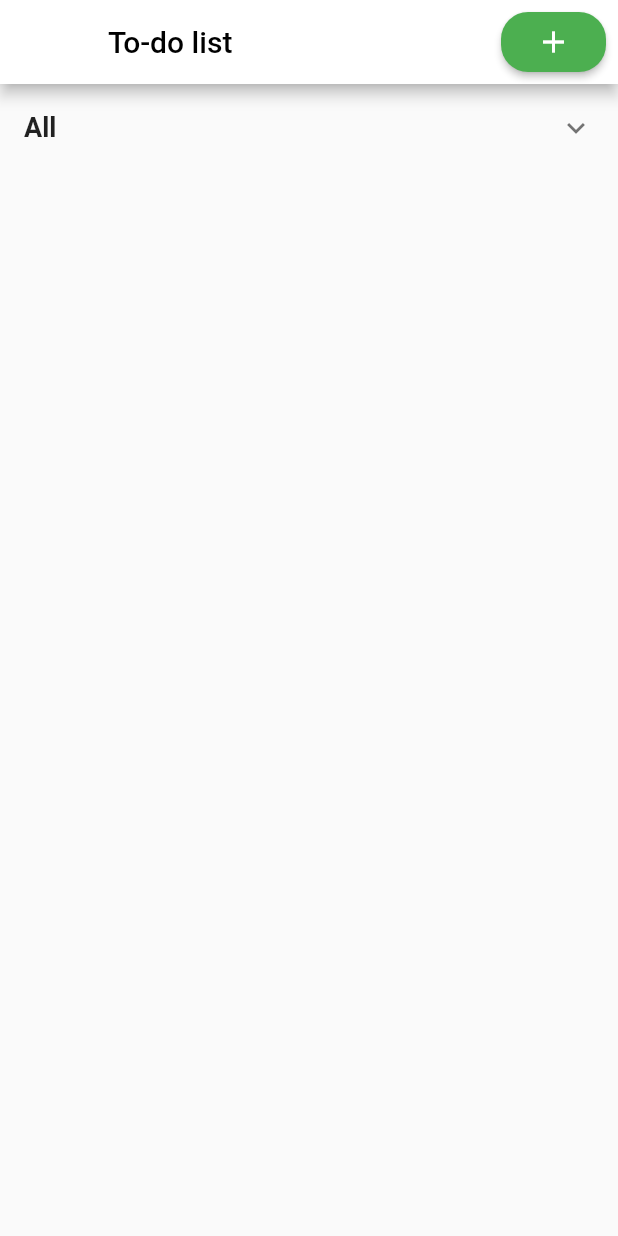
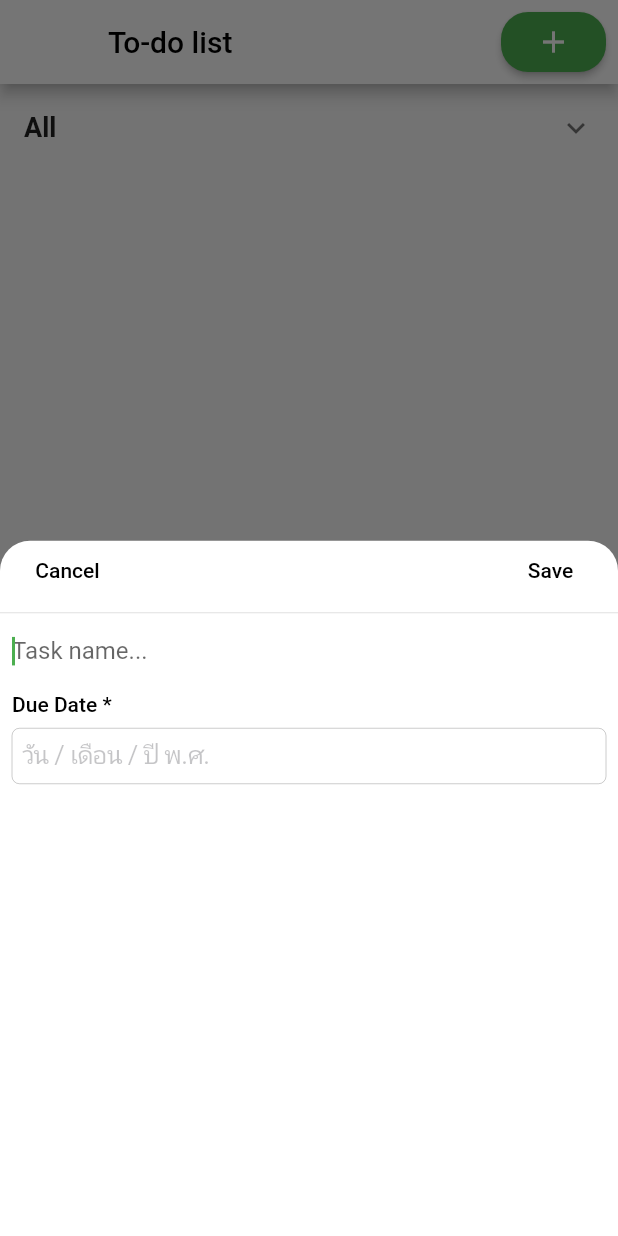
Before and after one commit to KongMono/todo-list, a Flutter app: the TodoListPage screen opened by its route, after a tap on the "add" icon, on a phone screen of 412 x 824 dp. Run offline on Flutter 3.47's test engine with Material 2 defaults, Android fonts, the phone set to English and light mode, and no system bars.

```diff
--- a/lib/screen/todo_list/todo_list.page.dart
+++ b/lib/screen/todo_list/todo_list.page.dart
@@ -11,10 +11,102 @@ class TodoListPage extends StatefulWidget {
 
 class _TodoListPageState extends State<TodoListPage> {
   Color _buttonColor = Colors.green;
+  TextEditingController textController = TextEditingController();
+  DateTime selectedDate = DateTime.now();
 
   @override
   void initState() {
     super.initState();
+  }
+
+  _modalBottomSheetMenu(store) {
+    showModalBottomSheet(
+        isDismissible: false,
+        shape: RoundedRectangleBorder(
+            borderRadius: new BorderRadius.only(
+                topLeft: const Radius.circular(20.0),
+                topRight: const Radius.circular(20.0))),
+        backgroundColor: Colors.white,
+        context: context,
+        builder: (builder) {
+          return new GestureDetector(
+              onTap: () {
+                FocusScope.of(context).unfocus();
+              },
+              child: new Container(
+                  height: 750.0,
+                  color: Colors.transparent,
+                  child: Column(
+                    crossAxisAlignment: CrossAxisAlignment.start,
+                    mainAxisSize: MainAxisSize.min,
+                    children: <Widget>[
+                      Row(
+                        children: <Widget>[
+                          new GestureDetector(
+                              onTap: () {
+                                Navigator.pop(context);
+                              },
+                              child: Container(
+                                  alignment: Alignment.center,
+                                  height: 30,
+                                  width: 70,
+                                  child: Padding(
+                                      padding:
+                                          const EdgeInsets.only(left: 20.0),
+                                      child: Text('Cancel',
+                                          style: TextStyle(
+                                              color: Colors.black,
+                                              fontWeight: FontWeight.w500),
+                                          textAlign: TextAlign.center)))),
+                          Expanded(
+                              child: Container(
+                                  height: 40, width: 40, child: null)),
+                          new GestureDetector(
+                              onTap: () {
+                                store.dispatch(AddTodoList(
+                                    listInfo: new ListInfo(
+                                        description: textController.text,
+                                        checked: false)));
+                                Navigator.pop(context);
+                              },
+                              child: Container(
+                                  alignment: Alignment.center,
+                                  height: 30,
+                                  width: 70,
+                                  child: Padding(
+                                      padding:
+                                          const EdgeInsets.only(right: 20.0),
+                                      child: Text('Save',
+                                          style: TextStyle(
+                                              color: Colors.black,
+                                              fontWeight: FontWeight.w500),
+                                          textAlign: TextAlign.center)))),
+                        ],
+                      ),
+                      Divider(),
+                      Padding(
+                          padding: const EdgeInsets.all(8.0),
+                          child: TextField(
+                              controller: textController,
+                              decoration: new InputDecoration.collapsed(
+                                  hintText: 'Task name...'),
+                              autofocus: true)),
+                      Padding(
+                          padding: const EdgeInsets.only(left: 8.0, top: 10.0),
+                          child: Text('Due Date *',
+                              style: TextStyle(
+                                  color: Colors.black,
+                                  fontWeight: FontWeight.w500),
+                              textAlign: TextAlign.center)),
+                      Padding(
+                          padding: const EdgeInsets.all(8.0),
+                          child: CupertinoTextField(
+                            obscureText: true,
+                            placeholder: "วัน / เดือน / ปี พ.ศ.",
+                          ))
+                    ],
+                  )));
+        });
   }
 
   @override
@@ -46,47 +138,53 @@ class _TodoListPageState extends State<TodoListPage> {
                                 Icons.add,
                                 color: Colors.white,
                               ),
-                              onPressed: () {},
+                              onPressed: () {
+                                _modalBottomSheetMenu(store);
+                              },
                             )),
                       ),
                     ],
                   ),
-                  body: Column(
+                  body: SingleChildScrollView(
+                      child: Column(
                     children: <Widget>[
                       ExpansionTile(
+                        backgroundColor: Colors.white,
                         title: Text("All",
                             style: TextStyle(
                                 fontSize: 18.0, fontWeight: FontWeight.bold)),
                         children: <Widget>[
                           _TodoList(
                               listInfo: store.currentState.todoList,
-                              store: store),
+                              store: store)
                         ],
-                      ),
+                      )
                     ],
-                  ),
+                  )),
                 )));
   }
 }
 
 class _TodoList extends StatelessWidget {
   _TodoList({Key key, this.listInfo, this.store}) : super(key: key);
-
-  final ScrollController _scrollController = ScrollController();
   final List<ListInfo> listInfo;
   final TodoListPageStore store;
+  final ScrollController _scrollController = ScrollController();
 
   @override
   Widget build(BuildContext context) {
     return ListView.builder(
+        scrollDirection: Axis.vertical,
+        shrinkWrap: true,
         controller: _scrollController,
-        shrinkWrap: true,
         itemCount: this.listInfo.length,
-        itemBuilder: (context, index) => _Item(
+        itemBuilder: (context, index) {
+          return _Item(
               index: index,
               desc: listInfo[index].description,
               checked: listInfo[index].checked,
-            store: store));
+              store: store);
+        });
   }
 }
 
@@ -105,14 +203,16 @@ class _Item extends StatelessWidget {
     var text;
     icon = checkedImage(icon);
     text = checkedLineThrough(text);
-    return ListTile(
+    return Column(children: <Widget>[
+      ListTile(
         leading: icon,
         title: Align(
-        alignment: Alignment(-0.8, 2),
+          alignment: Alignment(-1.06, 2),
           child: text,
         ),
         contentPadding: EdgeInsets.symmetric(horizontal: 0.0),
-    );
+      )
+    ]);
   }
 
   checkedImage(icon) {
```
Lines whose indentation alone changed are shown as unchanged.
